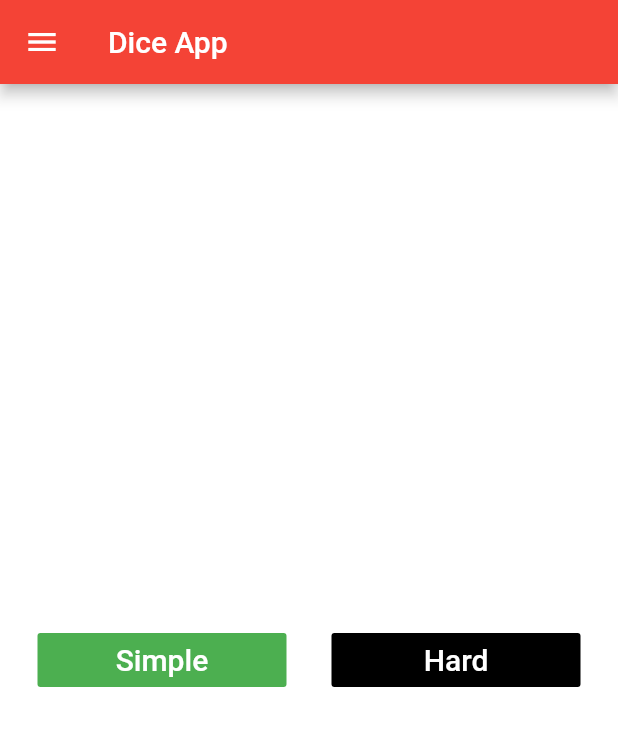
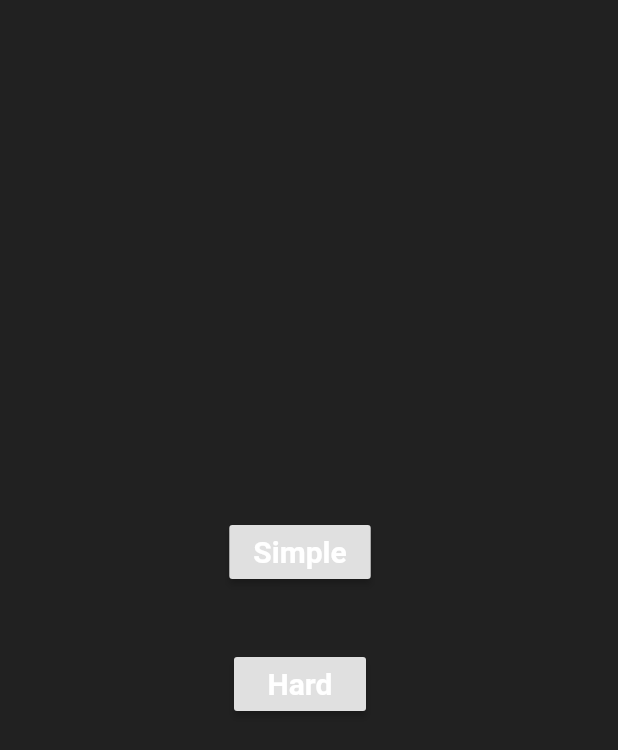
Before and after one commit to waqarmian69/FA17_BSE_030_2nd_sessional_5_Nov_2020, a Flutter app: the screen it shows after launch, on a phone screen of 412 x 824 dp. Shown: the top 750 px of the screen. Run offline on Flutter 3.47's test engine with Material 2 defaults, Android fonts, the phone set to English and light mode, and no system bars; our stand-ins replace rflutter_alert, splashscreen.

Commit message:
simple.dart AAdded

```diff
--- a/lib/SplashScreen.dart
+++ b/lib/SplashScreen.dart
@@ -1,7 +1,6 @@
 import 'package:fa17_bse_030_2nd_sessional/main.dart';
 import 'package:flutter/material.dart';
 import 'package:splashscreen/splashscreen.dart';
-
 void main(){
   runApp(new MaterialApp(
     home: new MyApp(),
--- a/lib/main.dart
+++ b/lib/main.dart
@@ -1,20 +1,104 @@
 import 'package:flutter/material.dart';
 import 'package:fa17_bse_030_2nd_sessional/Navigation.dart';
-
+import 'package:fa17_bse_030_2nd_sessional/SplashScreen.dart';
+import 'dart:async';
+import 'Simple.dart';
+// import 'Hard.dart';
 void main() {
-  runApp(Home());
+  runApp(SplashScreen());
 }
 
-class Home extends StatelessWidget {
+class SplashScreen extends StatelessWidget {
   @override
   Widget build(BuildContext context) {
     return MaterialApp(
-      title: 'Dice App',
-      home: HomePage(),
+      title: 'Splash Screen',
       theme: ThemeData(
-          primarySwatch: Colors.red
+        primarySwatch: Colors.green,
       ),
-
+      home: MyHomePage(),
+      debugShowCheckedModeBanner: false,
     );
   }
 }
+
+class MyHomePage extends StatefulWidget {
+  @override
+  _MyHomePageState createState() => _MyHomePageState();
+}
+
+class _MyHomePageState extends State<MyHomePage> {
+  @override
+  void initState() {
+    super.initState();
+    Timer(
+        Duration(seconds: 3),
+            () => Navigator.pushReplacement(
+            context, MaterialPageRoute(builder: (context) => SimpleHard())));
+  }
+
+  @override
+  Widget build(BuildContext context) {
+    return Container(
+      color: Colors.black87,
+      child: SplashScreen(),
+    );
+  }
+}
+//icon Changed
+
+class SimpleHard extends StatefulWidget {
+  @override
+  _SimpleHardState createState() => _SimpleHardState();
+}
+
+class _SimpleHardState extends State<SimpleHard> {
+  @override
+  Widget build(BuildContext context) {
+    return MaterialApp(
+      title: 'Home',
+      home: Scaffold(
+        backgroundColor: Colors.grey.shade900,
+        body: SafeArea(
+          child: Column(
+            mainAxisAlignment: MainAxisAlignment.center,
+            children: <Widget>[
+              RaisedButton(
+                onPressed: () {
+                  Navigator.pushReplacement(context,
+                      MaterialPageRoute(builder: (context) => Simple()));
+                },
+                child: Text(
+                  'Simple',
+                  style: TextStyle(
+                    color: Colors.white,
+                    fontSize: 20.0,
+                    fontWeight: FontWeight.bold,
+                  ),
+                ),
+              ),
+              SizedBox(
+                height: 40.0,
+                width: 400.0,
+              ),
+              RaisedButton(
+                onPressed: () {
+                  Navigator.pushReplacement(
+                      context, MaterialPageRoute(builder: (context) => Hard()));
+                },
+                child: Text(
+                  'Hard',
+                  style: TextStyle(
+                    color: Colors.white,
+                    fontSize: 20.0,
+                    fontWeight: FontWeight.bold,
+                  ),
+                ),
+              ),
+            ],
+          ),
+        ),
+      ),
+    );
+  }
+}
```
Also changed, not shown: lib/simple.dart (added, +112 -0 lines), images/dice1.png (added), images/dice2.png (added), images/dice3.png (added), images/dice4.png (added), images/dice5.png (added), images/dice6.png (added), pubspec.lock.
